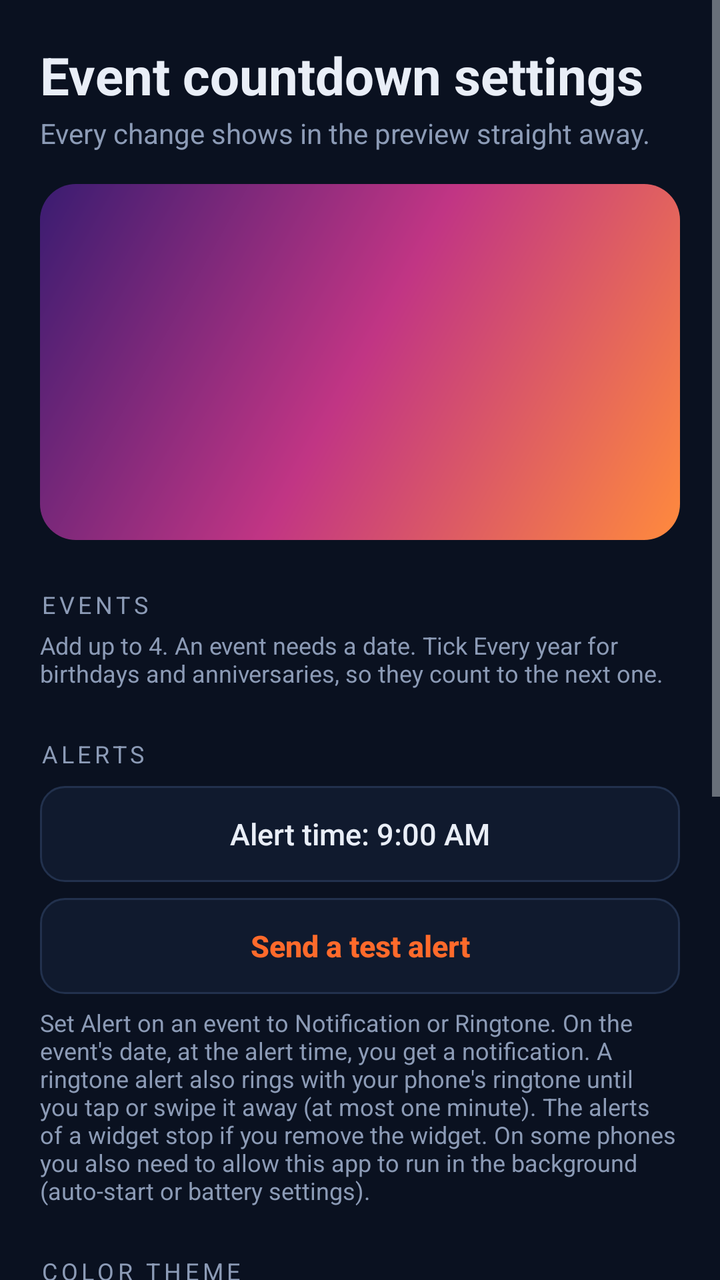
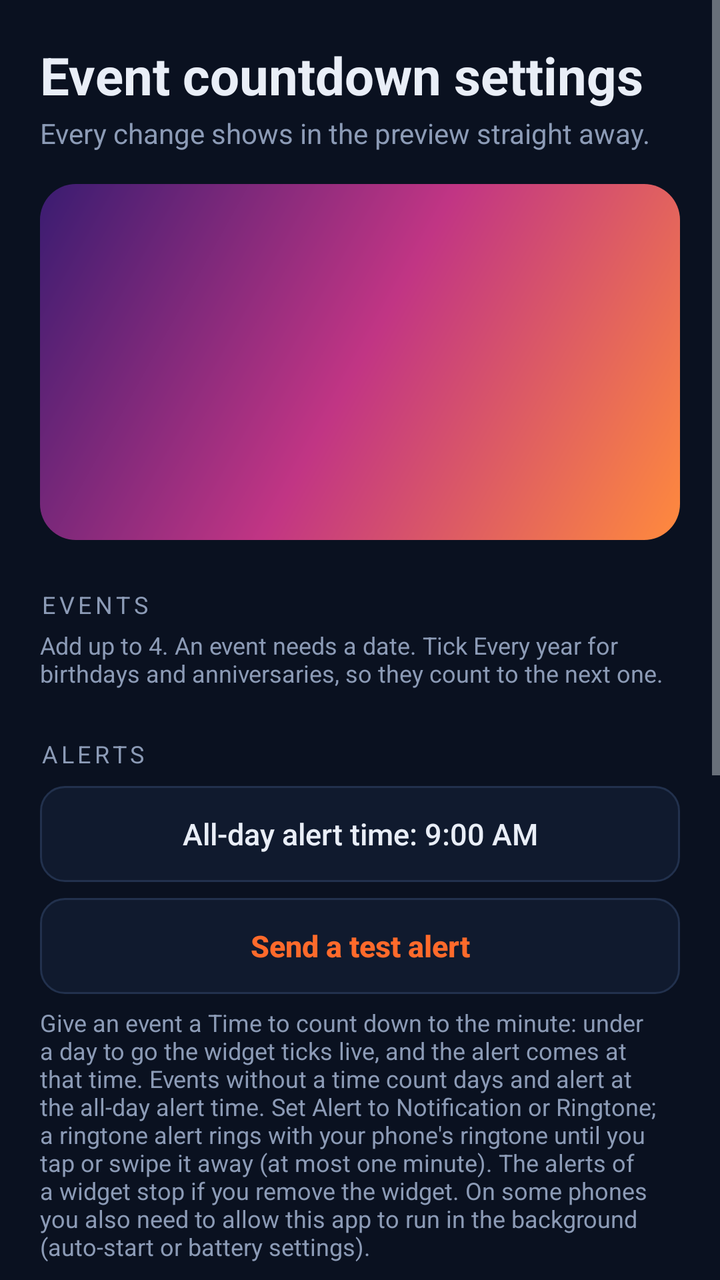

Before-and-after screenshots of an Android layout around one commit, followed by the original layout XML and the change that was made.
<!-- AndroidManifest.xml: application theme AppTheme -->
<!-- res/layout/activity_config_events.xml -->
<?xml version="1.0" encoding="utf-8"?>
<ScrollView xmlns:android="http://schemas.android.com/apk/res/android"
    android:layout_width="match_parent"
    android:layout_height="match_parent"
    android:background="@color/bg"
    android:fillViewport="true">

    <LinearLayout
        android:layout_width="match_parent"
        android:layout_height="wrap_content"
        android:orientation="vertical"
        android:padding="20dp">

        <TextView
            android:layout_width="match_parent"
            android:layout_height="wrap_content"
            android:text="Event countdown settings"
            android:textColor="@color/fg"
            android:textSize="26sp"
            android:textStyle="bold" />

        <TextView
            android:layout_width="match_parent"
            android:layout_height="wrap_content"
            android:layout_marginTop="2dp"
            android:text="Every change shows in the preview straight away."
            android:textColor="@color/muted"
            android:textSize="14sp" />

        <FrameLayout
            android:layout_width="match_parent"
            android:layout_height="wrap_content"
            android:layout_marginTop="16dp"
            android:background="@drawable/preview_backdrop"
            android:padding="14dp">

            <FrameLayout
                android:id="@+id/preview_host"
                android:layout_width="match_parent"
                android:layout_height="150dp" />
        </FrameLayout>

        <TextView
            android:layout_width="wrap_content"
            android:layout_height="wrap_content"
            android:layout_marginTop="24dp"
            android:letterSpacing="0.16"
            android:text="Events"
            android:textAllCaps="true"
            android:textColor="@color/muted"
            android:textSize="12sp" />

        <TextView
            android:layout_width="match_parent"
            android:layout_height="wrap_content"
            android:layout_marginTop="4dp"
            android:text="Add up to 4. An event needs a date. Tick Every year for birthdays and anniversaries, so they count to the next one."
            android:textColor="@color/muted"
            android:textSize="12sp" />

        <LinearLayout
            android:id="@+id/events_container"
            android:layout_width="match_parent"
            android:layout_height="wrap_content"
            android:orientation="vertical" />

        <TextView
            android:layout_width="wrap_content"
            android:layout_height="wrap_content"
            android:layout_marginTop="24dp"
            android:letterSpacing="0.16"
            android:text="Alerts"
            android:textAllCaps="true"
            android:textColor="@color/muted"
            android:textSize="12sp" />

        <Button
            android:id="@+id/btn_notify_time"
            android:layout_width="match_parent"
            android:layout_height="48dp"
            android:layout_marginTop="8dp"
            android:background="@drawable/bg_button_outline"
            android:stateListAnimator="@null"
            android:text="Alert time: 9:00 AM"
            android:textAllCaps="false"
            android:textColor="@color/fg"
            android:textSize="15sp" />

        <Button
            android:id="@+id/btn_test_alert"
            android:layout_width="match_parent"
            android:layout_height="48dp"
            android:layout_marginTop="8dp"
            android:background="@drawable/bg_button_outline"
            android:stateListAnimator="@null"
            android:text="Send a test alert"
            android:textAllCaps="false"
            android:textColor="@color/accent"
            android:textSize="15sp"
            android:textStyle="bold" />

        <TextView
            android:layout_width="match_parent"
            android:layout_height="wrap_content"
            android:layout_marginTop="6dp"
            android:text="Set Alert on an event to Notification or Ringtone. On the event's date, at the alert time, you get a notification. A ringtone alert also rings with your phone's ringtone until you tap or swipe it away (at most one minute). The alerts of a widget stop if you remove the widget. On some phones you also need to allow this app to run in the background (auto-start or battery settings)."
            android:textColor="@color/muted"
            android:textSize="12sp" />

        <include
            layout="@layout/view_look"
            android:layout_width="match_parent"
            android:layout_height="wrap_content" />

        <Button
            android:id="@+id/btn_save"
            android:layout_width="match_parent"
            android:layout_height="52dp"
            android:layout_marginTop="28dp"
            android:background="@drawable/bg_button_primary"
            android:stateListAnimator="@null"
            android:text="Save widget"
            android:textAllCaps="false"
            android:textColor="@color/on_accent"
            android:textSize="16sp"
            android:textStyle="bold" />
    </LinearLayout>
</ScrollView>
<!-- res/layout/view_look.xml (included above) -->
<?xml version="1.0" encoding="utf-8"?>
<LinearLayout xmlns:android="http://schemas.android.com/apk/res/android"
    android:layout_width="match_parent"
    android:layout_height="wrap_content"
    android:orientation="vertical">

    <TextView
        android:layout_width="wrap_content"
        android:layout_height="wrap_content"
        android:layout_marginTop="24dp"
        android:letterSpacing="0.16"
        android:text="Color theme"
        android:textAllCaps="true"
        android:textColor="@color/muted"
        android:textSize="12sp" />

    <HorizontalScrollView
        android:layout_width="match_parent"
        android:layout_height="wrap_content"
        android:layout_marginTop="8dp"
        android:scrollbars="none">

        <LinearLayout
            android:id="@+id/presets_row"
            android:layout_width="wrap_content"
            android:layout_height="wrap_content"
            android:orientation="horizontal" />
    </HorizontalScrollView>

    <Button
        android:id="@+id/btn_c_bg"
        android:layout_width="match_parent"
        android:layout_height="48dp"
        android:layout_marginTop="10dp"
        android:background="@drawable/bg_button_outline"
        android:gravity="start|center_vertical"
        android:paddingHorizontal="16dp"
        android:stateListAnimator="@null"
        android:text="Background color"
        android:textAllCaps="false"
        android:textColor="@color/fg"
        android:textSize="15sp" />

    <Button
        android:id="@+id/btn_c_fg"
        android:layout_width="match_parent"
        android:layout_height="48dp"
        android:layout_marginTop="8dp"
        android:background="@drawable/bg_button_outline"
        android:gravity="start|center_vertical"
        android:paddingHorizontal="16dp"
        android:stateListAnimator="@null"
        android:text="Text color"
        android:textAllCaps="false"
        android:textColor="@color/fg"
        android:textSize="15sp" />

    <Button
        android:id="@+id/btn_c_accent"
        android:layout_width="match_parent"
        android:layout_height="48dp"
        android:layout_marginTop="8dp"
        android:background="@drawable/bg_button_outline"
        android:gravity="start|center_vertical"
        android:paddingHorizontal="16dp"
        android:stateListAnimator="@null"
        android:text="Accent color"
        android:textAllCaps="false"
        android:textColor="@color/fg"
        android:textSize="15sp" />

    <TextView
        android:layout_width="wrap_content"
        android:layout_height="wrap_content"
        android:layout_marginTop="24dp"
        android:letterSpacing="0.16"
        android:text="Transparency"
        android:textAllCaps="true"
        android:textColor="@color/muted"
        android:textSize="12sp" />

    <TextView
        android:id="@+id/tv_opacity"
        android:layout_width="match_parent"
        android:layout_height="wrap_content"
        android:layout_marginTop="8dp"
        android:text="Background opacity: 100%"
        android:textColor="@color/fg"
        android:textSize="15sp" />

    <SeekBar
        android:id="@+id/sb_opacity"
        android:layout_width="match_parent"
        android:layout_height="wrap_content"
        android:layout_marginTop="4dp"
        android:max="100"
        android:progress="100" />

    <TextView
        android:layout_width="match_parent"
        android:layout_height="wrap_content"
        android:text="At 0% only the text shows, floating over your wallpaper."
        android:textColor="@color/muted"
        android:textSize="12sp" />
</LinearLayout>
<!-- resources referenced by this layout -->
<resources>
  <color name="accent">#FF6A2B</color>
  <color name="bg">#0A1120</color>
  <color name="fg">#E9EEF7</color>
  <color name="muted">#8C9BB6</color>
  <color name="on_accent">#1B0B03</color>
  <!-- drawable bg_button_outline (drawable) -->
  <?xml version="1.0" encoding="utf-8"?>
  <ripple xmlns:android="http://schemas.android.com/apk/res/android"
      android:color="#33FFFFFF">
      <item>
          <shape android:shape="rectangle">
              <solid android:color="@color/surface" />
              <stroke
                  android:width="1dp"
                  android:color="@color/line" />
              <corners android:radius="12dp" />
          </shape>
      </item>
  </ripple>
  <!-- drawable bg_button_primary (drawable) -->
  <?xml version="1.0" encoding="utf-8"?>
  <ripple xmlns:android="http://schemas.android.com/apk/res/android"
      android:color="#33FFFFFF">
      <item>
          <shape android:shape="rectangle">
              <solid android:color="@color/accent" />
              <corners android:radius="12dp" />
          </shape>
      </item>
  </ripple>
  <!-- drawable preview_backdrop (drawable) -->
  <?xml version="1.0" encoding="utf-8"?>
  <shape xmlns:android="http://schemas.android.com/apk/res/android"
      android:shape="rectangle">
      <gradient
          android:angle="135"
          android:centerColor="#C13584"
          android:endColor="#3A1C71"
          android:startColor="#FF8A3D" />
      <corners android:radius="18dp" />
  </shape>
  <style name="AppTheme" parent="android:Theme.DeviceDefault.NoActionBar">
          <item name="android:windowBackground">@color/bg</item>
          <item name="android:statusBarColor">@color/bg</item>
          <item name="android:navigationBarColor">@color/bg</item>
          <item name="android:colorAccent">@color/accent</item>
      </style>
  <color name="surface">#101A2E</color>
  <color name="line">#22314D</color>
</resources>

<!-- the commit's change to res/layout/activity_config_events.xml (unified diff, before → after) -->
@@ -81,7 +81,7 @@
             android:layout_marginTop="8dp"
             android:background="@drawable/bg_button_outline"
             android:stateListAnimator="@null"
-            android:text="Alert time: 9:00 AM"
+            android:text="All-day alert time: 9:00 AM"
             android:textAllCaps="false"
             android:textColor="@color/fg"
             android:textSize="15sp" />
@@ -103,7 +103,7 @@
             android:layout_width="match_parent"
             android:layout_height="wrap_content"
             android:layout_marginTop="6dp"
-            android:text="Set Alert on an event to Notification or Ringtone. On the event's date, at the alert time, you get a notification. A ringtone alert also rings with your phone's ringtone until you tap or swipe it away (at most one minute). The alerts of a widget stop if you remove the widget. On some phones you also need to allow this app to run in the background (auto-start or battery settings)."
+            android:text="Give an event a Time to count down to the minute: under a day to go the widget ticks live, and the alert comes at that time. Events without a time count days and alert at the all-day alert time. Set Alert to Notification or Ringtone; a ringtone alert rings with your phone's ringtone until you tap or swipe it away (at most one minute). The alerts of a widget stop if you remove the widget. On some phones you also need to allow this app to run in the background (auto-start or battery settings)."
             android:textColor="@color/muted"
             android:textSize="12sp" />
 
